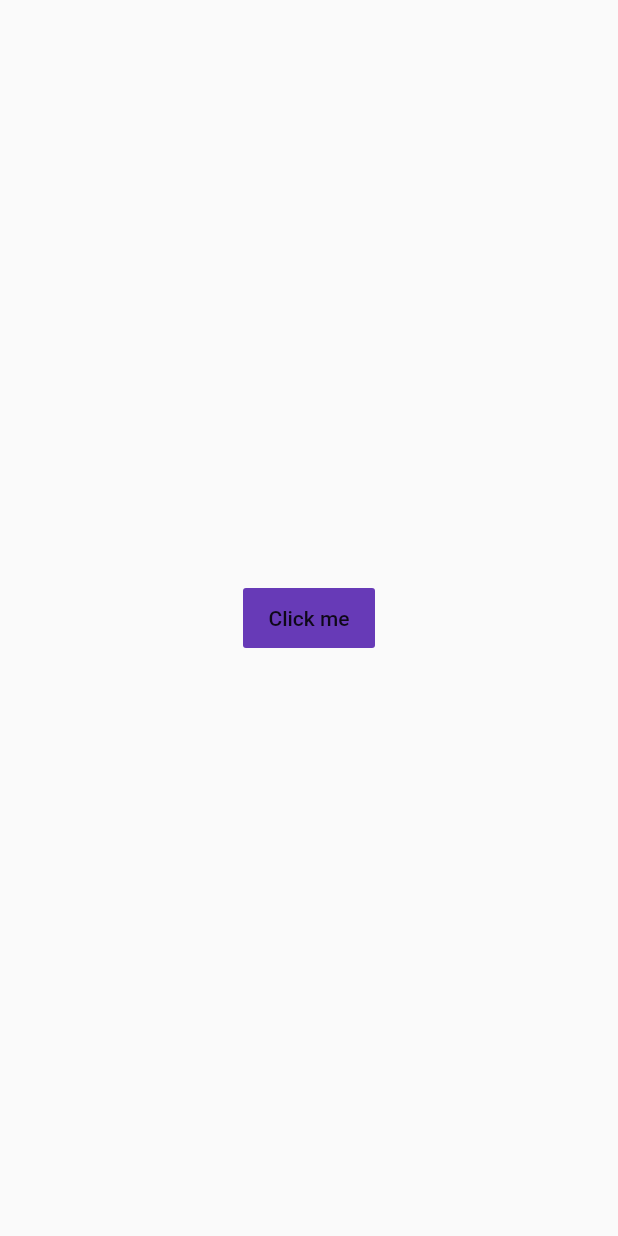
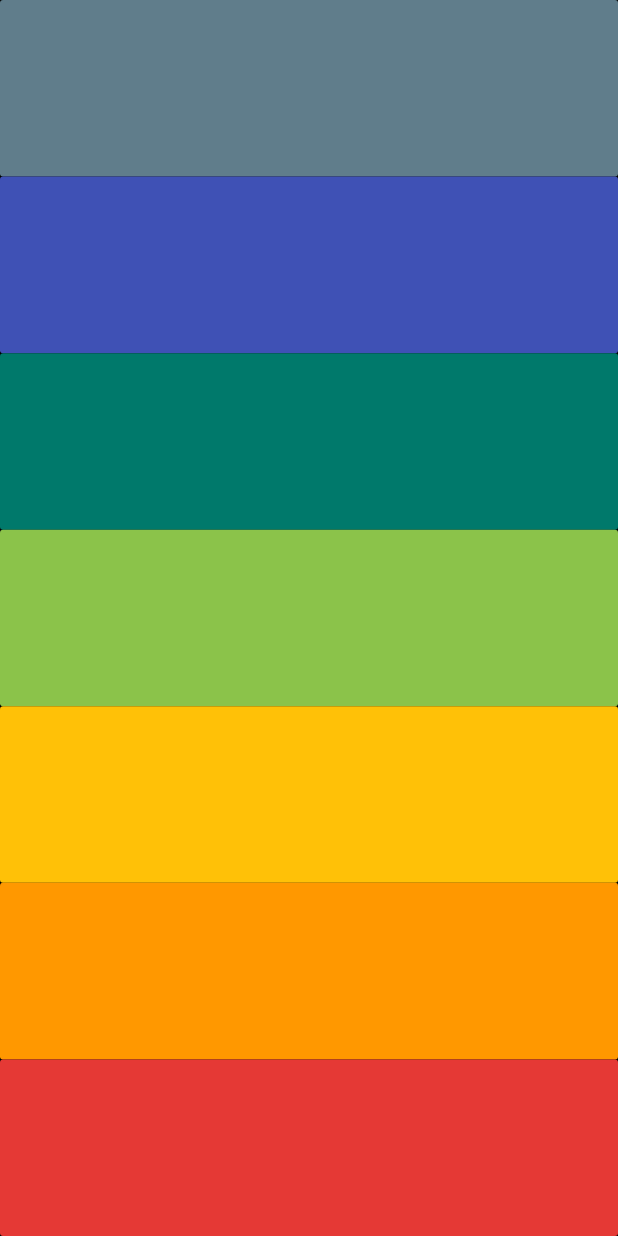
Before and after one commit to AsierDev/flutter-course-app-brewery, a Flutter app: the screen it shows after launch, on a phone screen of 412 x 824 dp. Run offline on Flutter 3.47's test engine with Material 2 defaults, Android fonts, the phone set to English and light mode, and no system bars; our stand-ins replace audioplayers.

Commit message:
complete xylophone

```diff
--- a/xylophone-flutter/lib/main.dart
+++ b/xylophone-flutter/lib/main.dart
@@ -9,20 +9,46 @@ class XylophoneApp extends StatelessWidget {
   Widget build(BuildContext context) {
     return MaterialApp(
       home: Scaffold(
+        backgroundColor: Colors.black,
         body: SafeArea(
-          child: Center(
-            child: FlatButton(
-              color: Colors.deepPurple,
-              padding: EdgeInsets.all(12.0),
-              onPressed: () {
-                final player = AudioCache();
-                player.play('note1.wav');
-              },
-              child: Text('Click me'),
-            ),
+          child: Column(
+            crossAxisAlignment: CrossAxisAlignment.stretch,
+            children: addXylophoneKeys(),
           ),
         ),
       ),
     );
   }
 }
+
+class Note {
+  var keyColor;
+  String noteSound;
+
+  Note(this.keyColor, this.noteSound);
+}
+
+List<Widget> addXylophoneKeys() {
+  List<Note> notes = List<Note>();
+  notes.add(Note(Colors.blueGrey, 'note1.wav'));
+  notes.add(Note(Colors.indigo, 'note2.wav'));
+  notes.add(Note(Colors.teal[700], 'note3.wav'));
+  notes.add(Note(Colors.lightGreen, 'note4.wav'));
+  notes.add(Note(Colors.amber, 'note5.wav'));
+  notes.add(Note(Colors.orange, 'note6.wav'));
+  notes.add(Note(Colors.red[600], 'note7.wav'));
+
+  return notes
+      .map(
+        (element) => Expanded(
+          child: FlatButton(
+            color: element.keyColor,
+            onPressed: () {
+              final player = AudioCache();
+              player.play(element.noteSound);
+            },
+          ),
+        ),
+      )
+      .toList();
+}
```
